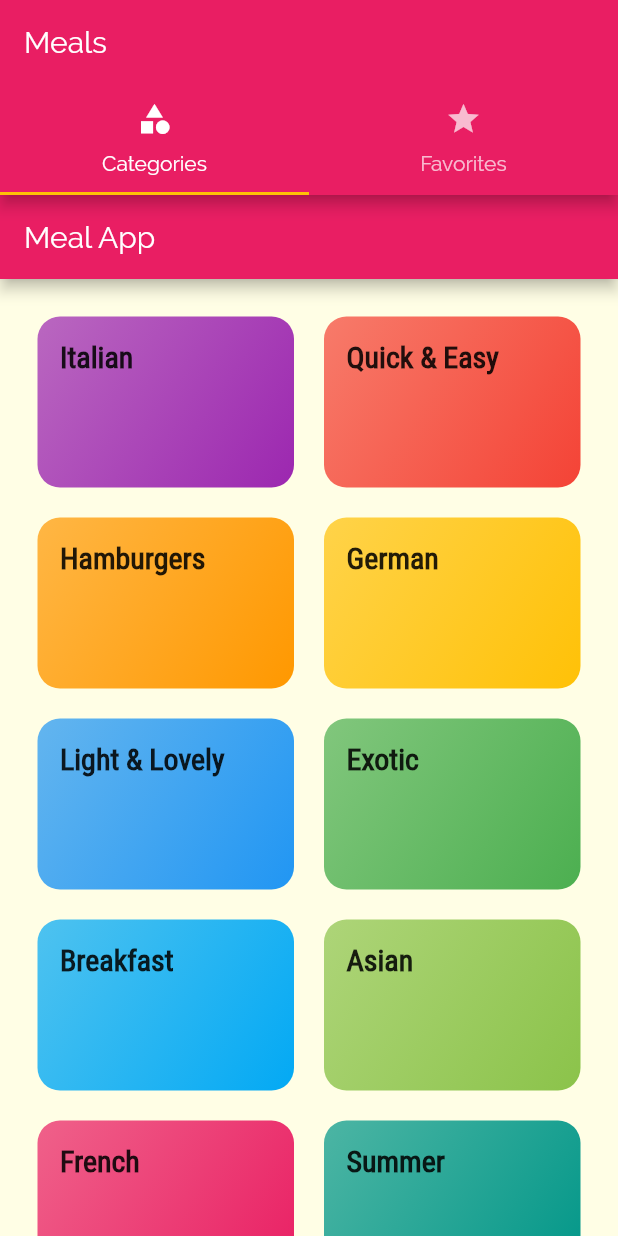
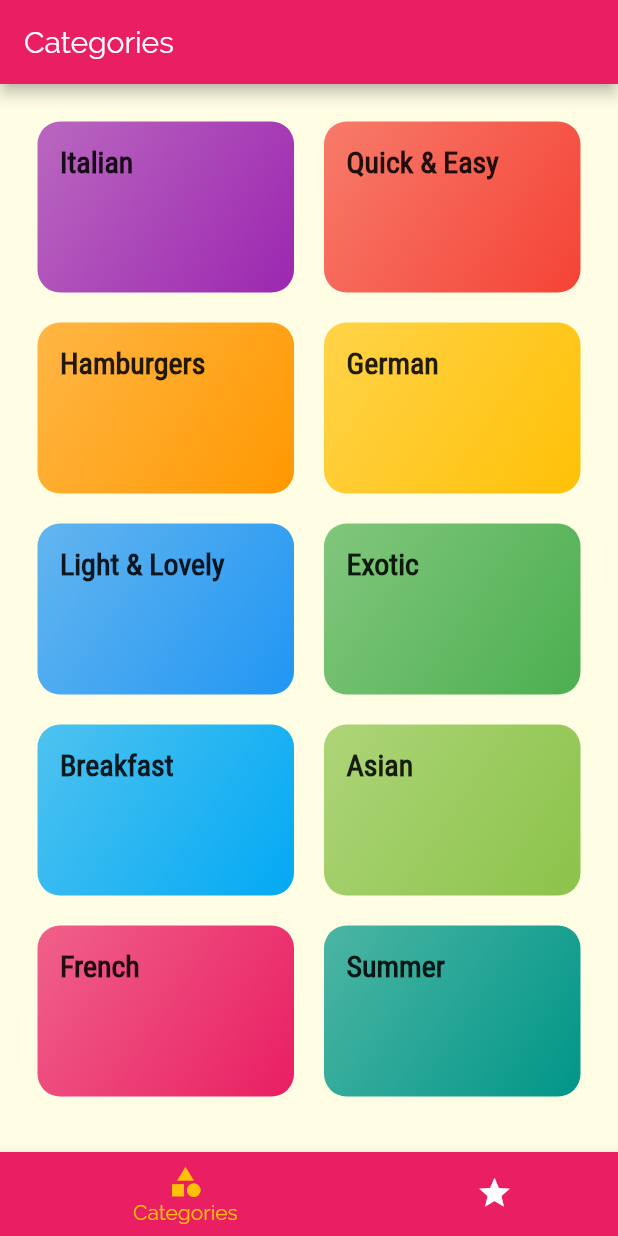
Before and after one commit to thomasbonnet12/meal, a Flutter app: the screen it shows after launch, on a phone screen of 412 x 824 dp. Run offline on Flutter 3.47's test engine with Material 2 defaults, Android fonts, the phone set to English and light mode, and no system bars.

Commit message:
tab finish

```diff
--- a/lib/screens/categories_screen.dart
+++ b/lib/screens/categories_screen.dart
@@ -7,11 +7,7 @@ class CategoriesScreen extends StatelessWidget {
 
   @override
   Widget build(BuildContext context) {
-    return Scaffold(
-      appBar: AppBar(
-        title: const Text('Meal App'),
-      ),
-      body: GridView(
+    return GridView(
       padding: const EdgeInsets.all(25),
       children: DUMMY_CATEGORIES
           .map((catData) => CategoryItem(
@@ -26,7 +22,6 @@ class CategoriesScreen extends StatelessWidget {
         crossAxisSpacing: 20,
         mainAxisSpacing: 20,
       ),
-      ),
     );
   }
 }
--- a/lib/screens/tabs_screen.dart
+++ b/lib/screens/tabs_screen.dart
@@ -8,31 +8,74 @@ class TabScreen extends StatefulWidget {
 }
 
 class _TabScreenState extends State<TabScreen> {
+  //Give us access to those pages and we pass those arguments
+  final List<Map<String, Object>> _pages = [
+    {'page': CategoriesScreen(), 'title': 'Categories'},
+    {'page': Favorites(), 'title': 'Categories'},
+  ];
+  // Help us to create a switch to access to one or the other value
+  int _selectedPageIndex = 0;
+
+  //Help us use the switch and select one of the widget of the _pages function
+  void _selectPage(int index) {
+    setState(() {
+      _selectedPageIndex = index;
+    });
+  }
+
   @override
   Widget build(BuildContext context) {
-    return DefaultTabController(
-      length: 2,
-      child: Scaffold(
+    return Scaffold(
       appBar: AppBar(
-          title: Text('Meals'),
-          bottom: TabBar(tabs: [
-            Tab(
+        title: Text(_pages[_selectedPageIndex]['title']),
+      ),
+      body: _pages[_selectedPageIndex]['page'],
+      bottomNavigationBar: BottomNavigationBar(
+        onTap: _selectPage,
+        backgroundColor: Theme.of(context).primaryColor,
+        unselectedItemColor: Colors.white,
+        selectedItemColor: Theme.of(context).accentColor,
+        currentIndex: _selectedPageIndex,
+        type: BottomNavigationBarType.shifting,
+        items: [
+          BottomNavigationBarItem(
+            backgroundColor: Theme.of(context).primaryColor,
             icon: Icon(Icons.category),
-              text: 'Categories',
+            label: 'Categories',
           ),
-            Tab(
+          BottomNavigationBarItem(
             icon: Icon(Icons.star),
-              text: 'Favorites',
+            label: 'Favorites',
           ),
-          ]),
-        ),
-        body: TabBarView(
-          children: [
-            CategoriesScreen(),
-            Favorites(),
         ],
       ),
-      ),
     );
+    //Tab on top style
+    // return DefaultTabController(
+    //   length: 2,
+    //   child: Scaffold(
+    //     appBar: AppBar(
+    //       title: Text('Meals'),
+    //       bottom: TabBar(
+    //         tabs: [
+    //           Tab(
+    //             icon: Icon(Icons.category),
+    //             text: 'Categories',
+    //           ),
+    //           Tab(
+    //             icon: Icon(Icons.star),
+    //             text: 'Favorites',
+    //           ),
+    //         ],
+    //       ),
+    //     ),
+    //     body: TabBarView(
+    //       children: [
+    //         CategoriesScreen(),
+    //         Favorites(),
+    //       ],
+    //     ),
+    //   ),
+    // );
   }
 }
```
Lines whose indentation alone changed are shown as unchanged.
